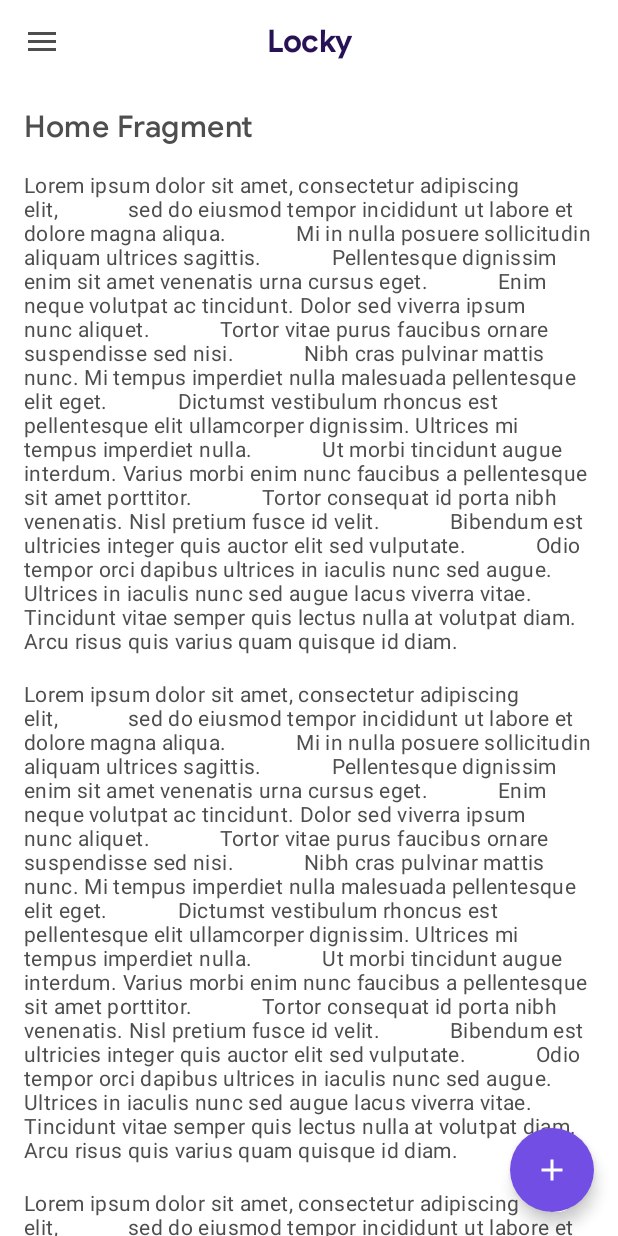
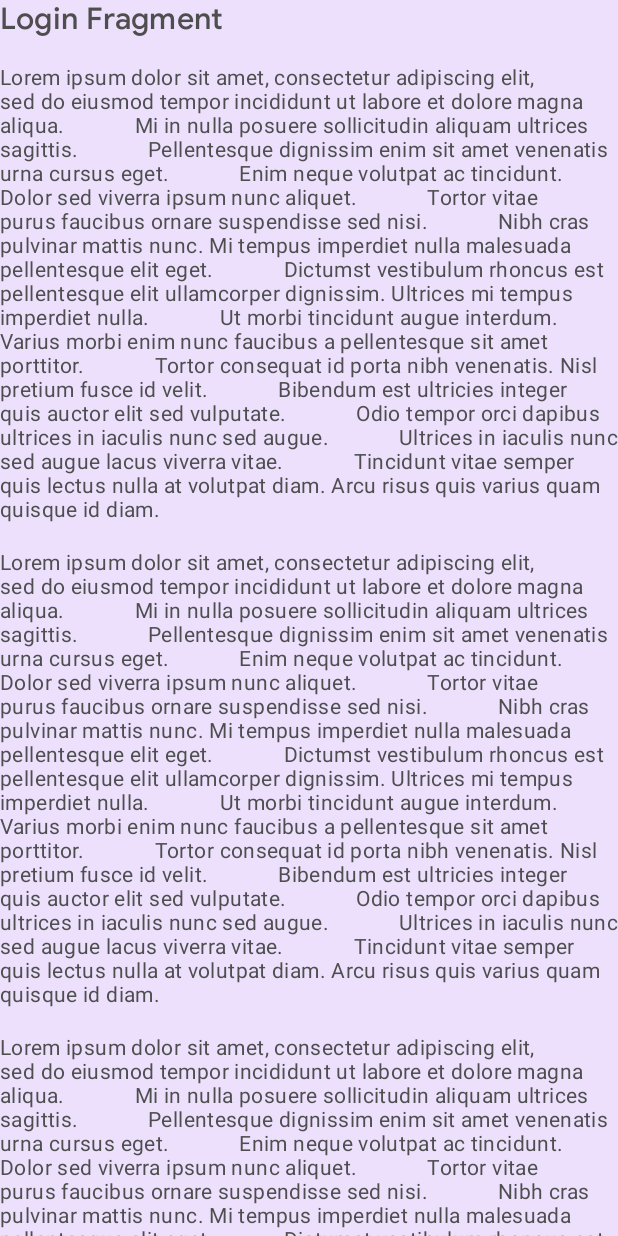
Before and after one commit to mervin16-zz/Locky-Offline, an Android app: the screen it shows after launch (MainActivity before the commit, LoginActivity after it), on a phone screen of 412 x 824 dp. Run offline under Robolectric (Android 15) with nearby library versions, the phone set to English and light mode, and no system bars; our stand-ins replace data binding, navigation-ui.

Commit message:
Unstable Commit: Login Activity
    UI Update:
    - new activity added for login (used ONLY for login)
    - new navigation graph added for login (used ONLY for login)
    - added navigation betwee nmain actibity and login activity using navigation graph
    - created login fragments
    - added simulation for login (no real buttons and session implemented)

    Repository:
    - No changes

    Core Update:
    - no changes

    Test Update:
    - no changes

```diff
--- a/app/build.gradle
+++ b/app/build.gradle
@@ -68,6 +68,8 @@ dependencies {
     implementation "com.google.firebase:firebase-database-ktx:$version_firebase_realtime"
 
     /** Junit Test Suite **/
+    implementation 'androidx.appcompat:appcompat:1.1.0'
+    implementation 'androidx.constraintlayout:constraintlayout:1.1.3'
     testImplementation "org.junit.jupiter:junit-jupiter:$version_junit"
 
     /** Android Test Suite **/
--- a/app/src/main/AndroidManifest.xml
+++ b/app/src/main/AndroidManifest.xml
@@ -13,13 +13,17 @@
         android:supportsRtl="true"
         android:theme="@style/AppTheme">
         <activity
-            android:name=".ui.main.main.MainActivity"
+            android:name=".ui.main.login.LoginActivity"
             android:windowSoftInputMode="adjustResize">
             <intent-filter>
                 <action android:name="android.intent.action.MAIN" />
+
                 <category android:name="android.intent.category.LAUNCHER" />
             </intent-filter>
         </activity>
+        <activity
+            android:name=".ui.main.main.MainActivity"
+            android:windowSoftInputMode="adjustResize" />
     </application>
 
 </manifest>
--- /dev/null
+++ b/app/src/main/java/com/th3pl4gu3/locky/ui/main/login/LoginActivity.kt
@@ -0,0 +1,43 @@
+package com.th3pl4gu3.locky.ui.main.login
+
+import android.content.res.Configuration
+import android.os.Bundle
+import androidx.appcompat.app.AppCompatActivity
+import androidx.databinding.DataBindingUtil
+import androidx.navigation.findNavController
+import androidx.navigation.ui.NavigationUI
+import com.th3pl4gu3.locky.R
+import com.th3pl4gu3.locky.databinding.ActivityLoginBinding
+import com.th3pl4gu3.locky.ui.main.utils.activateDarkStatusBar
+import com.th3pl4gu3.locky.ui.main.utils.activateLightAccentStatusBar
+import com.th3pl4gu3.locky.ui.main.utils.toast
+
+class LoginActivity : AppCompatActivity() {
+
+    private lateinit var _binding: ActivityLoginBinding
+
+    override fun onCreate(savedInstanceState: Bundle?) {
+        super.onCreate(savedInstanceState)
+        _binding = DataBindingUtil.setContentView(this, R.layout.activity_login)
+
+        //Set the support action bar to the toolbar
+        setSupportActionBar(_binding.ToolbarLogin)
+
+        darkModeVerification()
+
+        setupNavigationUI()
+    }
+
+    private fun setupNavigationUI() {
+        val navController = findNavController(R.id.Navigation_Host)
+        NavigationUI.setupWithNavController(_binding.ToolbarLogin, navController)
+    }
+
+    private fun darkModeVerification() =
+        when (this.resources.configuration.uiMode and Configuration.UI_MODE_NIGHT_MASK) {
+            Configuration.UI_MODE_NIGHT_YES -> window.activateDarkStatusBar()
+            Configuration.UI_MODE_NIGHT_NO -> window.activateLightAccentStatusBar(_binding.root)
+            Configuration.UI_MODE_NIGHT_UNDEFINED -> window.activateLightAccentStatusBar(_binding.root)
+            else -> toast(getString(R.string.error_internal_code_1))
+        }
+}
--- /dev/null
+++ b/app/src/main/java/com/th3pl4gu3/locky/ui/main/login/LoginFragment.kt
@@ -0,0 +1,36 @@
+package com.th3pl4gu3.locky.ui.main.login
+
+import android.os.Bundle
+import android.view.LayoutInflater
+import android.view.View
+import android.view.ViewGroup
+import androidx.fragment.app.Fragment
+import androidx.navigation.fragment.findNavController
+import com.th3pl4gu3.locky.databinding.FragmentLoginBinding
+
+class LoginFragment : Fragment() {
+
+    private var _binding: FragmentLoginBinding? = null
+
+    private val binding get() = _binding!!
+
+    override fun onCreateView(
+        inflater: LayoutInflater,
+        container: ViewGroup?,
+        savedInstanceState: Bundle?
+    ): View? {
+        _binding = FragmentLoginBinding.inflate(inflater, container, false)
+
+        binding.test.setOnClickListener {
+            findNavController().navigate(LoginFragmentDirections.actionFragmentLoginToMainActivity())
+        }
+
+        return binding.root
+    }
+
+    override fun onDestroyView() {
+        super.onDestroyView()
+        _binding = null
+    }
+
+}
--- a/app/src/main/java/com/th3pl4gu3/locky/ui/main/utils/ExtensionUtils.kt
+++ b/app/src/main/java/com/th3pl4gu3/locky/ui/main/utils/ExtensionUtils.kt
@@ -33,6 +33,13 @@ fun Window.activateLightStatusBar(view: View) {
 
 fun Window.activateDarkStatusBar() {
     this.statusBarColor = context.getColor(R.color.colorPrimary)
+}
+
+fun Window.activateLightAccentStatusBar(view: View) {
+    var flags: Int = view.systemUiVisibility
+    flags = flags or View.SYSTEM_UI_FLAG_LIGHT_STATUS_BAR
+    view.systemUiVisibility = flags
+    this.statusBarColor = context.getColor(R.color.colorAccentLight)
 }
 
 fun Long.getCardType(): Card.CardType{
--- /dev/null
+++ b/app/src/main/res/drawable/ic_logout.xml
@@ -0,0 +1,10 @@
+<vector android:height="24dp"
+    android:tint="@color/colorIcon"
+    android:viewportHeight="24.0"
+    android:viewportWidth="24.0"
+    android:width="24dp"
+    xmlns:android="http://schemas.android.com/apk/res/android">
+    <path
+        android:fillColor="@color/colorIcon"
+        android:pathData="M13,3h-2v10h2L13,3zM17.83,5.17l-1.42,1.42C17.99,7.86 19,9.81 19,12c0,3.87 -3.13,7 -7,7s-7,-3.13 -7,-7c0,-2.19 1.01,-4.14 2.58,-5.42L6.17,5.17C4.23,6.82 3,9.26 3,12c0,4.97 4.03,9 9,9s9,-4.03 9,-9c0,-2.74 -1.23,-5.18 -3.17,-6.83z" />
+</vector>
--- /dev/null
+++ b/app/src/main/res/layout/activity_login.xml
@@ -0,0 +1,37 @@
+<?xml version="1.0" encoding="utf-8"?>
+
+<layout xmlns:android="http://schemas.android.com/apk/res/android"
+    xmlns:app="http://schemas.android.com/apk/res-auto">
+
+    <androidx.coordinatorlayout.widget.CoordinatorLayout
+        android:layout_width="match_parent"
+        android:layout_height="match_parent"
+        android:background="@color/colorAccentLight"
+        android:fitsSystemWindows="true">
+
+        <com.google.android.material.appbar.MaterialToolbar
+            android:id="@+id/Toolbar_Login"
+            android:layout_width="match_parent"
+            android:layout_height="?attr/actionBarSize"
+            android:background="?attr/colorPrimary"
+            android:visibility="gone" />
+
+        <androidx.core.widget.NestedScrollView
+            android:id="@+id/Nested_Scroll"
+            android:layout_width="match_parent"
+            android:layout_height="match_parent"
+            android:fillViewport="true">
+
+            <fragment
+                android:id="@+id/Navigation_Host"
+                android:name="androidx.navigation.fragment.NavHostFragment"
+                android:layout_width="match_parent"
+                android:layout_height="match_parent"
+                app:defaultNavHost="true"
+                app:navGraph="@navigation/navigation_login" />
+
+        </androidx.core.widget.NestedScrollView>
+
+    </androidx.coordinatorlayout.widget.CoordinatorLayout>
+
+</layout>
--- /dev/null
+++ b/app/src/main/res/layout/fragment_login.xml
@@ -0,0 +1,81 @@
+<?xml version="1.0" encoding="utf-8"?>
+
+<layout xmlns:android="http://schemas.android.com/apk/res/android">
+
+    <LinearLayout
+        android:layout_width="match_parent"
+        android:layout_height="match_parent"
+        android:orientation="vertical">
+
+        <TextView
+            android:id="@+id/test"
+            style="@style/Locky.TextAppearance.Title"
+            android:layout_width="match_parent"
+            android:layout_height="wrap_content"
+            android:layout_marginBottom="16dp"
+            android:text="Login Fragment" />
+
+        <TextView
+            style="@style/Locky.TextAppearance.Body"
+            android:layout_width="match_parent"
+            android:layout_height="wrap_content"
+            android:layout_marginBottom="16dp"
+            android:text="Lorem ipsum dolor sit amet, consectetur adipiscing elit,
+            sed do eiusmod tempor incididunt ut labore et dolore magna aliqua.
+            Mi in nulla posuere sollicitudin aliquam ultrices sagittis.
+            Pellentesque dignissim enim sit amet venenatis urna cursus eget.
+            Enim neque volutpat ac tincidunt. Dolor sed viverra ipsum nunc aliquet.
+            Tortor vitae purus faucibus ornare suspendisse sed nisi.
+            Nibh cras pulvinar mattis nunc. Mi tempus imperdiet nulla malesuada pellentesque elit eget.
+            Dictumst vestibulum rhoncus est pellentesque elit ullamcorper dignissim. Ultrices mi tempus imperdiet nulla.
+            Ut morbi tincidunt augue interdum. Varius morbi enim nunc faucibus a pellentesque sit amet porttitor.
+            Tortor consequat id porta nibh venenatis. Nisl pretium fusce id velit.
+            Bibendum est ultricies integer quis auctor elit sed vulputate.
+            Odio tempor orci dapibus ultrices in iaculis nunc sed augue.
+            Ultrices in iaculis nunc sed augue lacus viverra vitae.
+            Tincidunt vitae semper quis lectus nulla at volutpat diam. Arcu risus quis varius quam quisque id diam." />
+
+        <TextView
+            style="@style/Locky.TextAppearance.Body"
+            android:layout_width="match_parent"
+            android:layout_height="wrap_content"
+            android:layout_marginBottom="16dp"
+            android:text="Lorem ipsum dolor sit amet, consectetur adipiscing elit,
+            sed do eiusmod tempor incididunt ut labore et dolore magna aliqua.
+            Mi in nulla posuere sollicitudin aliquam ultrices sagittis.
+            Pellentesque dignissim enim sit amet venenatis urna cursus eget.
+            Enim neque volutpat ac tincidunt. Dolor sed viverra ipsum nunc aliquet.
+            Tortor vitae purus faucibus ornare suspendisse sed nisi.
+            Nibh cras pulvinar mattis nunc. Mi tempus imperdiet nulla malesuada pellentesque elit eget.
+            Dictumst vestibulum rhoncus est pellentesque elit ullamcorper dignissim. Ultrices mi tempus imperdiet nulla.
+            Ut morbi tincidunt augue interdum. Varius morbi enim nunc faucibus a pellentesque sit amet porttitor.
+            Tortor consequat id porta nibh venenatis. Nisl pretium fusce id velit.
+            Bibendum est ultricies integer quis auctor elit sed vulputate.
+            Odio tempor orci dapibus ultrices in iaculis nunc sed augue.
+            Ultrices in iaculis nunc sed augue lacus viverra vitae.
+            Tincidunt vitae semper quis lectus nulla at volutpat diam. Arcu risus quis varius quam quisque id diam." />
+
+        <TextView
+            style="@style/Locky.TextAppearance.Body"
+            android:layout_width="match_parent"
+            android:layout_height="wrap_content"
+            android:layout_marginBottom="16dp"
+            android:text="Lorem ipsum dolor sit amet, consectetur adipiscing elit,
+            sed do eiusmod tempor incididunt ut labore et dolore magna aliqua.
+            Mi in nulla posuere sollicitudin aliquam ultrices sagittis.
+            Pellentesque dignissim enim sit amet venenatis urna cursus eget.
+            Enim neque volutpat ac tincidunt. Dolor sed viverra ipsum nunc aliquet.
+            Tortor vitae purus faucibus ornare suspendisse sed nisi.
+            Nibh cras pulvinar mattis nunc. Mi tempus imperdiet nulla malesuada pellentesque elit eget.
+            Dictumst vestibulum rhoncus est pellentesque elit ullamcorper dignissim. Ultrices mi tempus imperdiet nulla.
+            Ut morbi tincidunt augue interdum. Varius morbi enim nunc faucibus a pellentesque sit amet porttitor.
+            Tortor consequat id porta nibh venenatis. Nisl pretium fusce id velit.
+            Bibendum est ultricies integer quis auctor elit sed vulputate.
+            Odio tempor orci dapibus ultrices in iaculis nunc sed augue.
+            Ultrices in iaculis nunc sed augue lacus viverra vitae.
+            Tincidunt vitae semper quis lectus nulla at volutpat diam. Arcu risus quis varius quam quisque id diam." />
+
+    </LinearLayout>
+
+
+</layout>
--- a/app/src/main/res/menu/menu_drawer_main.xml
+++ b/app/src/main/res/menu/menu_drawer_main.xml
@@ -43,4 +43,13 @@
                 android:title="@string/menu_drawer_main_about" />
         </menu>
     </item>
+
+    <item android:title="@string/menu_drawer_subtitle_user">
+        <menu>
+            <item
+                android:id="@+id/Activity_Login"
+                android:icon="@drawable/ic_logout"
+                android:title="@string/menu_drawer_main_logout" />
+        </menu>
+    </item>
 </menu>
--- a/app/src/main/res/navigation/navigation_drawer_main.xml
+++ b/app/src/main/res/navigation/navigation_drawer_main.xml
@@ -163,4 +163,11 @@
         android:label="Account Logo"
         tools:layout="@layout/fragment_bottom_sheet_account_logo" />
 
+    <activity
+        android:id="@+id/Activity_Login"
+        android:name="com.th3pl4gu3.locky.ui.main.login.LoginActivity"
+        android:label="Login"
+        tools:layout="@layout/activity_login" />
+
+
 </navigation>
--- /dev/null
+++ b/app/src/main/res/navigation/navigation_login.xml
@@ -0,0 +1,26 @@
+<?xml version="1.0" encoding="utf-8"?>
+
+<navigation xmlns:android="http://schemas.android.com/apk/res/android"
+    xmlns:app="http://schemas.android.com/apk/res-auto"
+    xmlns:tools="http://schemas.android.com/tools"
+    android:id="@+id/navigation_login"
+    app:startDestination="@id/Fragment_Login">
+
+    <activity
+        android:id="@+id/Activity_Main"
+        android:name="com.th3pl4gu3.locky.ui.main.main.MainActivity"
+        android:label="Home"
+        tools:layout="@layout/activity_main" />
+
+    <fragment
+        android:id="@+id/Fragment_Login"
+        android:name="com.th3pl4gu3.locky.ui.main.login.LoginFragment"
+        android:label="Login"
+        tools:layout="@layout/fragment_login">
+        <action
+            android:id="@+id/action_Fragment_Login_to_mainActivity"
+            app:destination="@id/Activity_Main"
+            app:popUpToInclusive="false" />
+    </fragment>
+
+</navigation>
--- a/app/src/main/res/values/strings.xml
+++ b/app/src/main/res/values/strings.xml
@@ -28,6 +28,7 @@
    -->
     <string name="menu_drawer_subtitle_others">OTHERS</string>
     <string name="menu_drawer_subtitle_search">SEARCH</string>
+    <string name="menu_drawer_subtitle_user">USER</string>
     <string name="menu_drawer_main_home">Home</string>
     <string name="menu_drawer_main_account">Accounts</string>
     <string name="menu_drawer_main_card">Cards</string>
@@ -35,6 +36,7 @@
     <string name="menu_drawer_main_search">Search</string>
     <string name="menu_drawer_main_settings">Settings</string>
     <string name="menu_drawer_main_about">About</string>
+    <string name="menu_drawer_main_logout">Logout</string>
 
     <string name="menu_credentials_actions_edit">Edit</string>
     <string name="menu_credentials_actions_delete">Delete</string>
```
